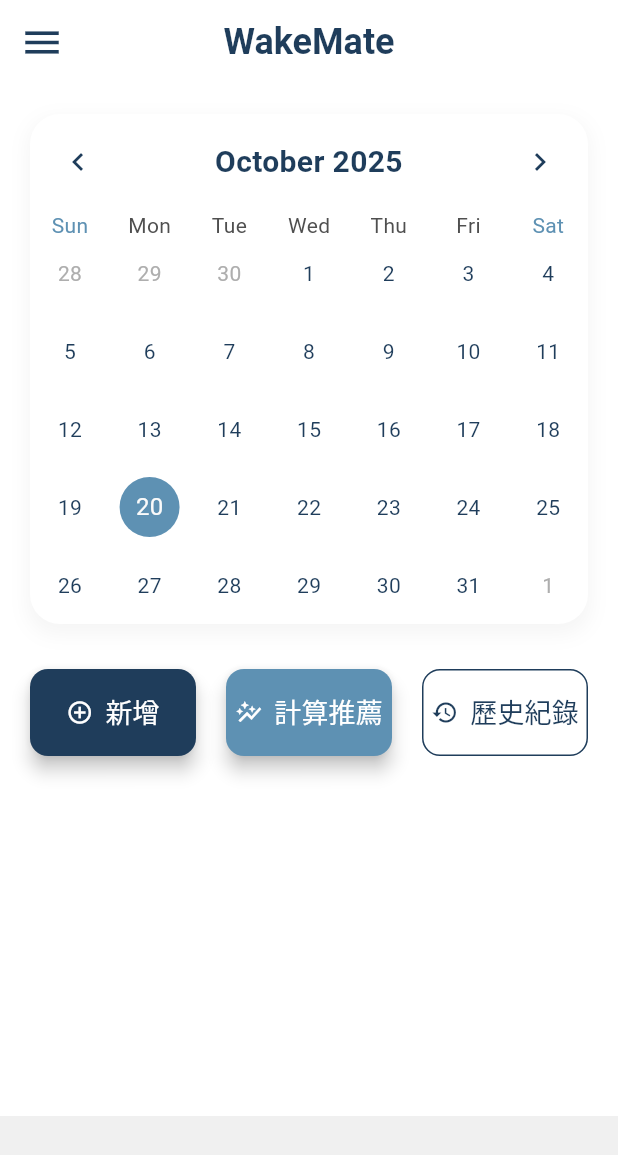
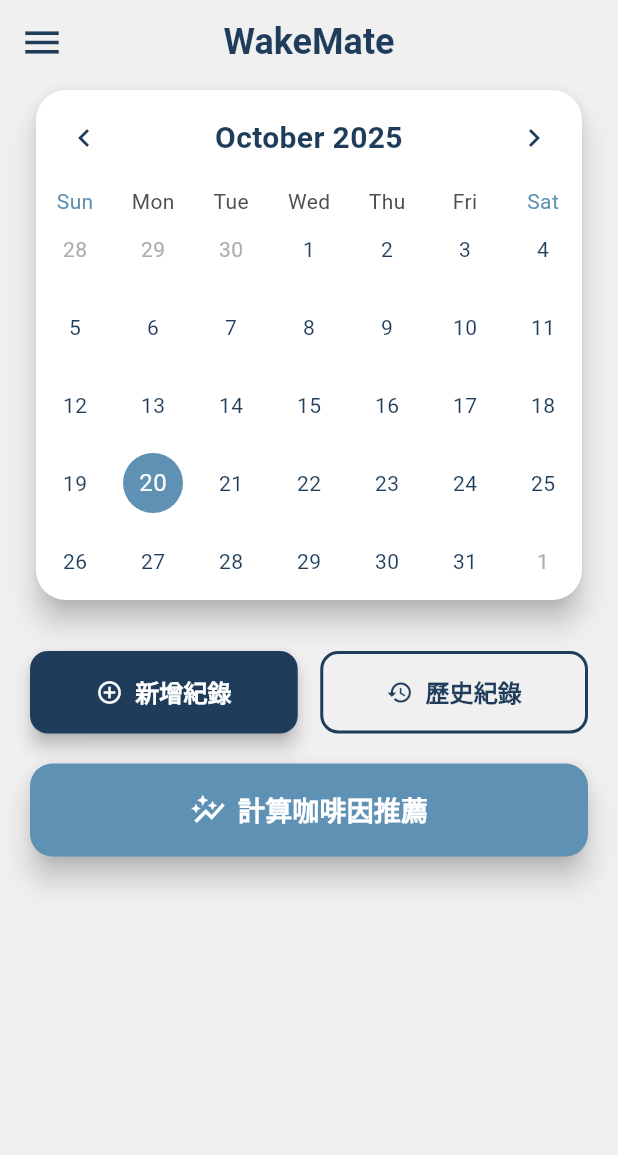
Before and after one commit to ABCDEFGHIJenny/wakemate_flutter, a Flutter app: the HomePage screen opened directly with empty values, on a phone screen of 412 x 824 dp. Shown: the top 1155 px of the screen. Run offline on Flutter 3.47's test engine with Material 3 defaults, Android fonts, the phone set to English and light mode, and no system bars; drawn by our look-alikes of table_calendar; our stand-ins replace shared_preferences; accounts and stored records are empty; network calls fail.

Commit message:
修改了主畫面配置

```diff
--- a/lib/screens/CaffeineRecommendationPage.dart
+++ b/lib/screens/CaffeineRecommendationPage.dart
@@ -343,7 +343,7 @@ class _CaffeineRecommendationPageState extends State<CaffeineRecommendationPage>
         ),
         const SizedBox(height: 8),
         Text(
-          "這可能需要一點時間，請耐心等候，結果馬上就來！",
+          "這可能需要一點時間，請耐心等候",
           textAlign: TextAlign.center,
           style: TextStyle(color: Colors.grey[600], fontSize: 14),
         ),
--- a/lib/screens/home_page.dart
+++ b/lib/screens/home_page.dart
@@ -7,8 +7,9 @@ import 'custom_drawer.dart';
 import 'CaffeineRecommendationPage.dart';
 import 'CaffeineHistory.dart';
 
+// 確保這些導入與您的檔案名稱完全一致
+import 'WakeTimeLogPage.dart';
 import 'SleepTimeLogPage.dart';
-import 'WakeTimeLogPage.dart';
 import 'CaffeineLogPage.dart';
 
 class HomePage extends StatefulWidget {
@@ -32,9 +33,9 @@ class _HomePageState extends State<HomePage> {
   late DateTime _focusedDate;
 
   // 顏色變數
-  final Color _primaryColor = const Color(0xFF1F3D5B);
-  final Color _accentColor = const Color(0xFF5E91B3);
-  final Color _secondaryColor = const Color(0xFFF0F0F0);
+  final Color _primaryColor = const Color(0xFF1F3D5B); // 深藍色
+  final Color _accentColor = const Color(0xFF5E91B3); // 較淺的藍色
+  final Color _secondaryColor = const Color(0xFFF0F0F0); // 淺灰色背景
 
   @override
   void initState() {
@@ -51,12 +52,9 @@ class _HomePageState extends State<HomePage> {
     List<dynamic> historyData = [];
     if (jsonData != null) {
       try {
-        // 解析儲存的 JSON 字串
         historyData = json.decode(jsonData);
       } catch (e) {
-        // 解析失敗，設定為空列表
         historyData = [];
-        // print('Error decoding caffeine history data: $e');
       }
     }
 
@@ -68,7 +66,6 @@ class _HomePageState extends State<HomePage> {
               (context) => CaffeineHistoryPage(
                 recommendationData: historyData,
                 userId: widget.userId,
-                // 傳遞使用者選取的日期給歷史紀錄頁面
                 selectedDate: _selectedDate,
               ),
         ),
@@ -110,19 +107,19 @@ class _HomePageState extends State<HomePage> {
               ),
               const Divider(),
 
-              // 1. 目標清醒時間 (Target Wake Time)
+              // 1. 清醒時段 (使用 WakeTimeLogPage)
               _buildOptionTile(
                 context,
-                title: '目標清醒時間',
+                title: '清醒時段', // 修正為您要求的名稱
                 icon: Icons.wb_sunny_outlined,
                 onTap: () {
-                  Navigator.pop(context); // 關閉 Bottom Sheet
+                  Navigator.pop(context);
                   Navigator.push(
                     context,
                     MaterialPageRoute(
+                      // 導航到 WakeTimeLogPage
                       builder:
                           (context) => TargetWakeTimePage(
-                            // 導向目標清醒頁面
                             userId: widget.userId,
                             selectedDate: _selectedDate,
                           ),
@@ -131,19 +128,19 @@ class _HomePageState extends State<HomePage> {
                 },
               ),
 
-              // 2. 實際睡眠時間 (Actual Sleep Time)
+              // 2. 睡眠時段 (使用 SleepTimeLogPage)
               _buildOptionTile(
                 context,
-                title: '實際睡眠時間',
+                title: '睡眠時段', // 修正為您要求的名稱
                 icon: Icons.bed_outlined,
                 onTap: () {
-                  Navigator.pop(context); // 關閉 Bottom Sheet
+                  Navigator.pop(context);
                   Navigator.push(
                     context,
                     MaterialPageRoute(
+                      // 導航到 SleepTimeLogPage
                       builder:
                           (context) => ActualSleepTimePage(
-                            // 導向實際睡眠頁面
                             userId: widget.userId,
                             selectedDate: _selectedDate,
                           ),
@@ -152,20 +149,21 @@ class _HomePageState extends State<HomePage> {
                 },
               ),
 
-              // 3. 咖啡因紀錄選項
+              // 3. 咖啡因紀錄選項 (使用 CaffeineLogPage)
               _buildOptionTile(
                 context,
-                title: '咖啡因紀錄',
+                title: '咖啡因紀錄', // 修正為您要求的名稱
                 icon: Icons.local_cafe_outlined,
                 onTap: () {
-                  Navigator.pop(context); // 關閉 Bottom Sheet
+                  Navigator.pop(context);
                   Navigator.push(
                     context,
                     MaterialPageRoute(
+                      // 導航到 CaffeineLogPage
                       builder:
                           (context) => CaffeineLogPage(
                             userId: widget.userId,
-                            selectedDate: _selectedDate, // 傳遞選取的日期
+                            selectedDate: _selectedDate,
                           ),
                     ),
                   );
@@ -200,15 +198,18 @@ class _HomePageState extends State<HomePage> {
     );
   }
 
+  // ============== 主要頁面建構 ==============
   @override
   Widget build(BuildContext context) {
     return Scaffold(
+      backgroundColor: _secondaryColor, // 設定整個背景為淺灰色
       // 使用 CustomDrawer
       drawer: CustomDrawer(
         userId: widget.userId,
         userName: widget.userName,
         userEmail: widget.email,
       ),
+
       appBar: AppBar(
         title: Text(
           "WakeMate",
@@ -219,8 +220,8 @@ class _HomePageState extends State<HomePage> {
           ),
         ),
         centerTitle: true,
-        backgroundColor: Colors.transparent,
-        elevation: 0,
+        backgroundColor: Colors.transparent, // AppBar 透明
+        elevation: 0, // 移除陰影
         leading: Builder(
           builder:
               (context) => IconButton(
@@ -229,29 +230,26 @@ class _HomePageState extends State<HomePage> {
               ),
         ),
       ),
+
       body: SingleChildScrollView(
-        padding: const EdgeInsets.all(20.0),
+        padding: const EdgeInsets.fromLTRB(
+          20.0,
+          0.0,
+          20.0,
+          40.0,
+        ), // 增加底部 padding
         child: Column(
           children: [
-            // 日曆元件
-            Container(
-              decoration: BoxDecoration(
-                color: Colors.white,
+            // 日曆元件 (使用 Card 提升質感)
+            Card(
+              elevation: 8,
+              shape: RoundedRectangleBorder(
                 borderRadius: BorderRadius.circular(20),
-                boxShadow: [
-                  BoxShadow(
-                    color: Colors.grey.withOpacity(0.1),
-                    spreadRadius: 2,
-                    blurRadius: 10,
-                    offset: const Offset(0, 5),
-                  ),
-                ],
               ),
               child: TableCalendar(
                 firstDay: DateTime.utc(2000, 1, 1),
                 lastDay: DateTime.utc(2100, 12, 31),
                 focusedDay: _focusedDate,
-                // 確保只比較日期部分
                 selectedDayPredicate: (day) => isSameDay(day, _selectedDate),
                 onDaySelected: (selected, focused) {
                   setState(() {
@@ -297,8 +295,13 @@ class _HomePageState extends State<HomePage> {
                 ),
               ),
             ),
+
             const SizedBox(height: 30),
-            // 按鈕區塊
+
+            // 按鈕區塊 (三顆按鈕重新排列)
+            Column(
+              children: [
+                // 第一排：新增 + 歷史紀錄
                 Row(
                   children: [
                     Expanded(
@@ -312,30 +315,58 @@ class _HomePageState extends State<HomePage> {
                           ),
                           elevation: 5,
                         ),
-                    onPressed: () {
-                      // 點擊新增按鈕時，顯示選項 Bottom Sheet
-                      _showAddOptions(context);
-                    },
+                        onPressed: () => _showAddOptions(context),
                         icon: const Icon(Icons.add_circle_outline),
-                    label: const Text('新增', style: TextStyle(fontSize: 18)),
+                        label: const Text(
+                          '新增紀錄',
+                          style: TextStyle(
+                            fontSize: 16,
+                            fontWeight: FontWeight.bold,
                           ),
                         ),
-                const SizedBox(width: 20),
-
-                // === 計算推薦按鈕 ===
+                      ),
+                    ),
+                    const SizedBox(width: 15),
                     Expanded(
-                  child: ElevatedButton.icon(
-                    style: ElevatedButton.styleFrom(
-                      backgroundColor: _accentColor,
-                      foregroundColor: Colors.white,
+                      child: OutlinedButton.icon(
+                        style: OutlinedButton.styleFrom(
+                          foregroundColor: _primaryColor,
+                          side: BorderSide(color: _primaryColor, width: 2),
                           padding: const EdgeInsets.symmetric(vertical: 16),
                           shape: RoundedRectangleBorder(
                             borderRadius: BorderRadius.circular(12),
                           ),
-                      elevation: 5,
+                        ),
+                        onPressed: _navigateToHistoryPage,
+                        icon: const Icon(Icons.history),
+                        label: const Text(
+                          '歷史紀錄',
+                          style: TextStyle(
+                            fontSize: 16,
+                            fontWeight: FontWeight.bold,
+                          ),
+                        ),
+                      ),
+                    ),
+                  ],
+                ),
+
+                const SizedBox(height: 20),
+
+                // 第二排：計算推薦 (放大突出)
+                SizedBox(
+                  width: double.infinity, // 佔滿寬度
+                  child: ElevatedButton.icon(
+                    style: ElevatedButton.styleFrom(
+                      backgroundColor: _accentColor, // 使用較亮顏色，突出
+                      foregroundColor: Colors.white,
+                      padding: const EdgeInsets.symmetric(vertical: 18),
+                      shape: RoundedRectangleBorder(
+                        borderRadius: BorderRadius.circular(15),
+                      ),
+                      elevation: 8, // 增加陰影，更突出
                     ),
                     onPressed: () {
-                      // 跳轉到推薦頁面
                       Navigator.push(
                         context,
                         MaterialPageRoute(
@@ -346,30 +377,15 @@ class _HomePageState extends State<HomePage> {
                               ),
                         ),
                       );
-
-                      // 呼叫一個計算函式
-                      // _calculateCaffeineRecommendation();
                     },
-                    icon: const Icon(Icons.auto_graph),
-                    label: const Text('計算推薦', style: TextStyle(fontSize: 18)),
+                    icon: const Icon(Icons.auto_graph, size: 24),
+                    label: const Text(
+                      '計算咖啡因推薦',
+                      style: TextStyle(
+                        fontSize: 18,
+                        fontWeight: FontWeight.bold,
                       ),
                     ),
-
-                const SizedBox(width: 20),
-
-                Expanded(
-                  child: OutlinedButton.icon(
-                    style: OutlinedButton.styleFrom(
-                      foregroundColor: _primaryColor,
-                      side: BorderSide(color: _primaryColor),
-                      padding: const EdgeInsets.symmetric(vertical: 16),
-                      shape: RoundedRectangleBorder(
-                        borderRadius: BorderRadius.circular(12),
-                      ),
-                    ),
-                    onPressed: _navigateToHistoryPage, // 觸發帶參數的跳轉
-                    icon: const Icon(Icons.history),
-                    label: const Text('歷史紀錄', style: TextStyle(fontSize: 18)),
                   ),
                 ),
               ],
@@ -377,11 +393,6 @@ class _HomePageState extends State<HomePage> {
           ],
         ),
       ),
-      bottomNavigationBar: BottomAppBar(
-        shape: const CircularNotchedRectangle(),
-        color: _secondaryColor,
-        child: const SizedBox(height: 60),
-      ),
     );
   }
 }
```
Lines whose indentation alone changed are shown as unchanged.
